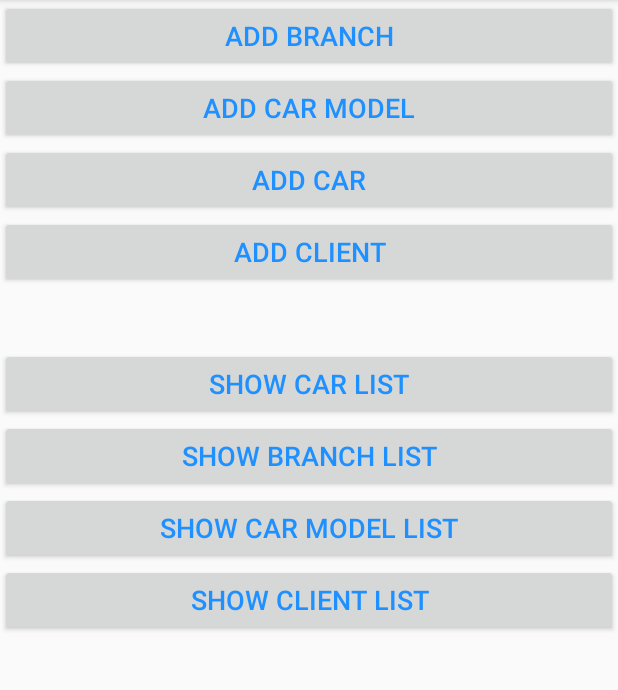
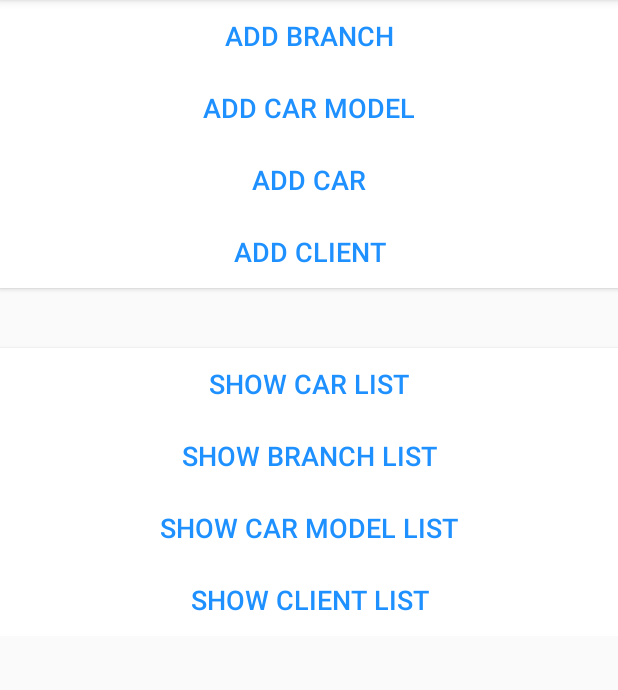
Before and after one commit to elisheva100/AndroidProject, an Android app: the screen it shows after launch (MainActivity), on a phone screen of 412 x 824 dp, the part 84-774 px from its top. Run offline under Robolectric (Android 15) with nearby library versions, the phone set to English and light mode, and no system bars.

Commit message:
new main

```diff
--- a/AndroidStudioProjects/TakeAndGo/app/src/main/res/layout/activity_main.xml
+++ b/AndroidStudioProjects/TakeAndGo/app/src/main/res/layout/activity_main.xml
@@ -18,6 +18,7 @@
             android:layout_height="wrap_content"
             android:textSize="18sp"
             android:textColor="@color/DodgerBlue"
+            android:background="@color/White"
             android:text="Add Branch" />
 
         <Button
@@ -26,6 +27,7 @@
             android:layout_height="wrap_content"
             android:textSize="18sp"
             android:textColor="@color/DodgerBlue"
+            android:background="@color/White"
             android:text="Add Car Model" />
 
         <Button
@@ -34,6 +36,7 @@
             android:layout_height="wrap_content"
             android:textSize="18sp"
             android:textColor="@color/DodgerBlue"
+            android:background="@color/White"
             android:text="Add Car" />
 
         <Button
@@ -42,6 +45,7 @@
             android:layout_height="wrap_content"
             android:textSize="18sp"
             android:textColor="@color/DodgerBlue"
+            android:background="@color/White"
             android:text="Add Client" />
 
         <Button
@@ -51,6 +55,7 @@
             android:layout_marginTop="40dp"
             android:textSize="18sp"
             android:textColor="@color/DodgerBlue"
+            android:background="@color/White"
             android:text="Show Car List" />
 
         <Button
@@ -59,6 +64,7 @@
             android:layout_height="wrap_content"
             android:textSize="18sp"
             android:textColor="@color/DodgerBlue"
+            android:background="@color/White"
             android:text="Show Branch List" />
 
         <Button
@@ -67,6 +73,7 @@
             android:layout_height="wrap_content"
             android:textSize="18sp"
             android:textColor="@color/DodgerBlue"
+            android:background="@color/White"
             android:text="Show Car Model List" />
 
         <Button
@@ -75,6 +82,7 @@
             android:layout_height="wrap_content"
             android:textSize="18sp"
             android:textColor="@color/DodgerBlue"
+            android:background="@color/White"
             android:text="Show Client List" />
 
    </LinearLayout>
```
